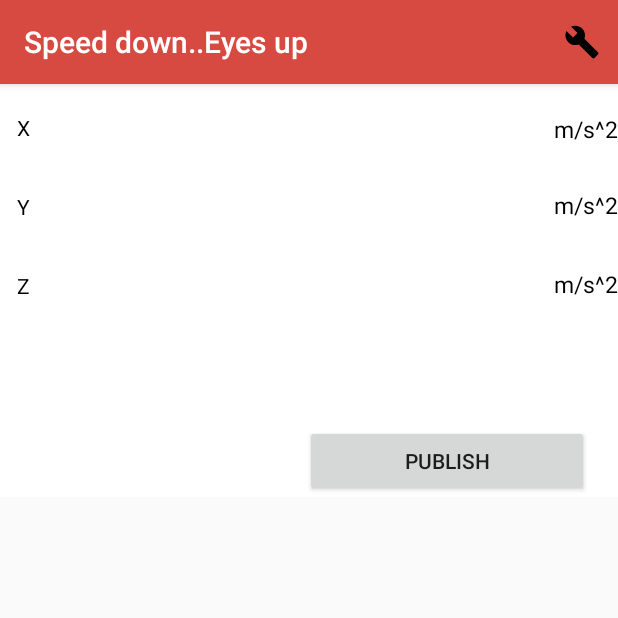
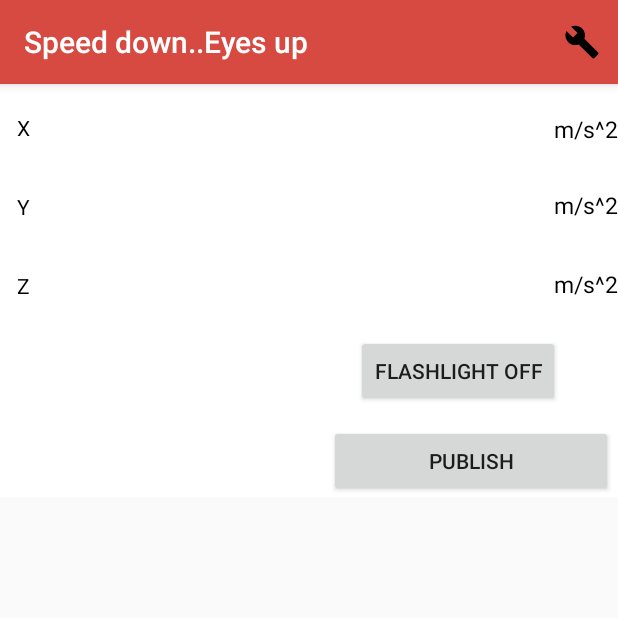
Before and after one commit to Alexis77di/DriveSafely, an Android app: the MainActivity screen opened directly, with no data from a screen before it, on a phone screen of 412 x 824 dp, the top half of it. Run offline under Robolectric (Android 15) with nearby library versions, the light colour scheme and no system bars; libraries missing offline, so code that uses them is left out: org.eclipse.paho; 1 statement that could not run was skipped.

Commit message:
FlashLight Button

```diff
--- a/app/src/main/res/layout/main_activity.xml
+++ b/app/src/main/res/layout/main_activity.xml
@@ -109,17 +109,34 @@
             android:layout_alignParentTop="true"
             android:layout_alignParentEnd="true"
             android:layout_alignParentRight="true"
-            android:layout_marginStart="203dp"
-            android:layout_marginLeft="203dp"
+            android:layout_marginStart="219dp"
+            android:layout_marginLeft="219dp"
             android:layout_marginTop="227dp"
-            android:layout_marginEnd="19dp"
-            android:layout_marginRight="19dp"
+            android:layout_marginEnd="3dp"
+            android:layout_marginRight="3dp"
             android:text="publish"
             app:layout_constraintEnd_toEndOf="parent"
             app:layout_constraintStart_toStartOf="parent"
             tools:layout_editor_absoluteY="372dp" />
 
 
+        <Button
+            android:id="@+id/btnFlashLightToggle"
+            android:layout_width="wrap_content"
+            android:layout_height="wrap_content"
+            android:layout_alignTop="@+id/textView5"
+            android:layout_alignParentStart="true"
+            android:layout_alignParentLeft="true"
+            android:layout_marginStart="237dp"
+            android:layout_marginLeft="237dp"
+            android:layout_marginTop="97dp"
+            android:text="FLASHLIGHT OFF"
+            app:layout_constraintBottom_toBottomOf="parent"
+            app:layout_constraintLeft_toLeftOf="parent"
+            app:layout_constraintRight_toRightOf="parent"
+            app:layout_constraintTop_toTopOf="parent" />
+
+
     </RelativeLayout>
 
 
```
Also changed, not shown: app/src/main/java/com/example/simulation/Activities/MainActivity.java (+83 -0 lines).
